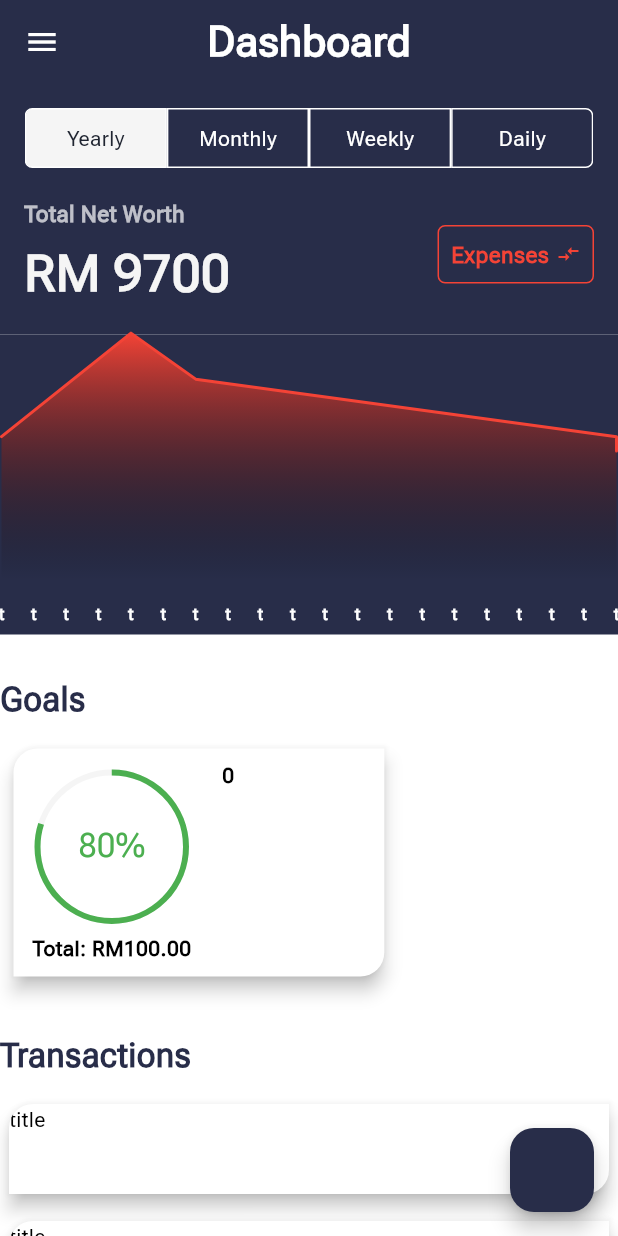
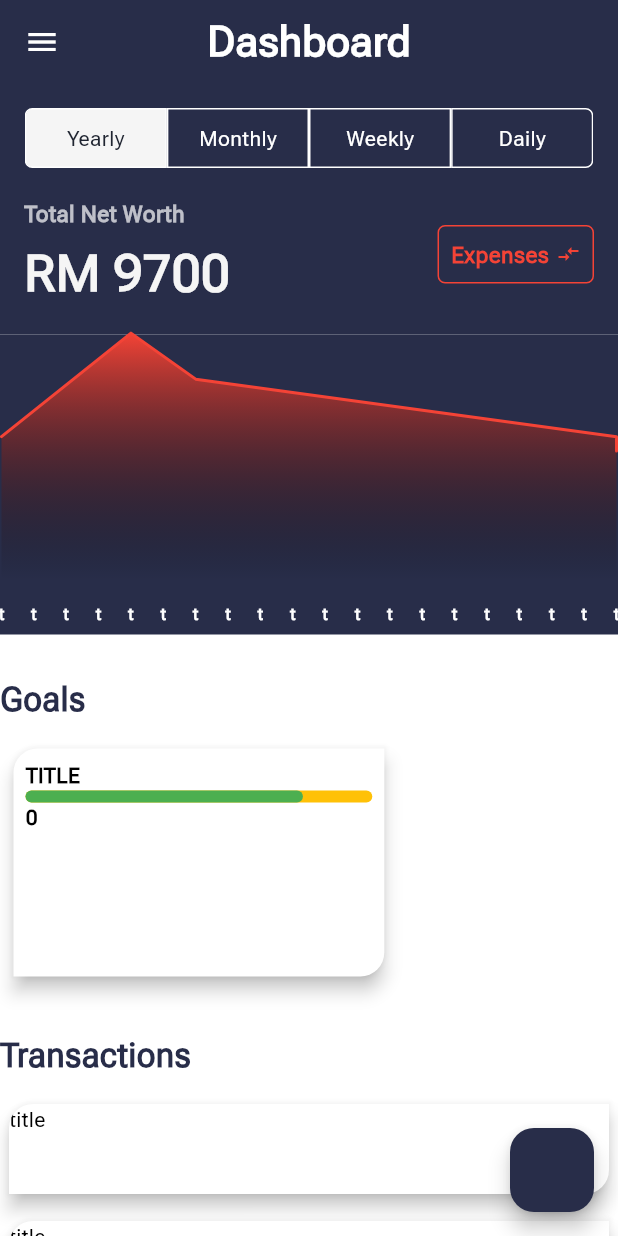
Before and after one commit to AnwarBujangHuat/budgetapp, a Flutter app: the screen it shows after launch, on a phone screen of 412 x 824 dp. Run offline on Flutter 3.47's test engine with Material 3 defaults, Android fonts, the phone set to English and light mode, and no system bars; drawn by our look-alikes of fl_chart; our stand-ins replace connectivity_plus, dartz, dio, freezed_annotation, hooks_riverpod, riverpod_annotation; generated files the repository leaves out were written again.

Commit message:
feat: :iphone: new design using linear progression bar

```diff
--- /dev/null
+++ b/lib/common/utils/utils.dart
@@ -0,0 +1,16 @@
+import 'dart:ui';
+
+import 'package:budgetapp/app/app_style.dart';
+
+Color calculateProgressColor(double value, double total) {
+  double progress = value / total;
+  if (progress == 0) return AppColors.black;
+
+  if (progress < 0.4) {
+    return AppColors.lightRed;
+  } else if (progress < 0.6) {
+    return AppColors.lightYellow;
+  } else {
+    return AppColors.lightGreen;
+  }
+}
--- a/lib/presentation/dashboard/widget/card_goal.dart
+++ b/lib/presentation/dashboard/widget/card_goal.dart
@@ -1,4 +1,5 @@
 import 'package:budgetapp/app/app_style.dart';
+import 'package:budgetapp/common/utils/utils.dart';
 import 'package:flutter/material.dart';
 
 class GoalCard extends StatelessWidget {
@@ -24,21 +25,16 @@ class GoalCard extends StatelessWidget {
         padding: const EdgeInsets.all(8),
         width: MediaQuery.of(context).size.width * 0.6,
         constraints: const BoxConstraints(minWidth: 100, maxWidth: 250),
-        child: Row(
+        child: Column(
+          crossAxisAlignment: CrossAxisAlignment.start,
           children: [
-            _CircularProgressIndicator(
+            const Text('TITLE', style: TextStyle(fontWeight: FontWeight.bold)),
+            _LinearProgressIndicator(
               value: progress,
               total: total,
             ),
-            const SizedBox(width: 16),
-            Column(
-              crossAxisAlignment: CrossAxisAlignment.start,
-              children: [
-                Text(title,
-                    style: const TextStyle(fontWeight: FontWeight.bold)),
-                Text(description),
-              ],
-            ),
+            Text(title, style: const TextStyle(fontWeight: FontWeight.bold)),
+            Text(description),
           ],
         ),
       ),
@@ -46,16 +42,19 @@ class GoalCard extends StatelessWidget {
   }
 }
 
-Color _calculateProgressColor(double value, double total) {
-  double progress = value / total;
-  if (progress == 0) return AppColors.black;
+class _LinearProgressIndicator extends StatelessWidget {
+  const _LinearProgressIndicator({required this.value, required this.total});
+  final double value;
+  final double total;
 
-  if (progress < 0.4) {
-    return AppColors.lightRed;
-  } else if (progress < 0.6) {
-    return AppColors.lightYellow;
-  } else {
-    return AppColors.lightGreen;
+  @override
+  Widget build(BuildContext context) {
+    return LinearProgressIndicator(
+        minHeight: 8,
+        value: value / total,
+        backgroundColor: Colors.amber,
+        color: calculateProgressColor(value, total),
+        borderRadius: BorderRadius.circular(10));
   }
 }
 
@@ -81,7 +80,7 @@ class _CircularProgressIndicator extends StatelessWidget {
                   height: boxHeight,
                   width: boxHeight,
                   child: CircularProgressIndicator(
-                    color: _calculateProgressColor(value, total),
+                    color: calculateProgressColor(value, total),
                     strokeWidth: 4,
                     value: value / total,
                   ),
@@ -91,7 +90,7 @@ class _CircularProgressIndicator extends StatelessWidget {
                 child: Text(
                   '${(value / total * 100).toStringAsFixed(0)}%',
                   style: currentTheme.textTheme.titleLarge!
-                      .copyWith(color: _calculateProgressColor(value, total)),
+                      .copyWith(color: calculateProgressColor(value, total)),
                 ),
               ),
             ],
```
